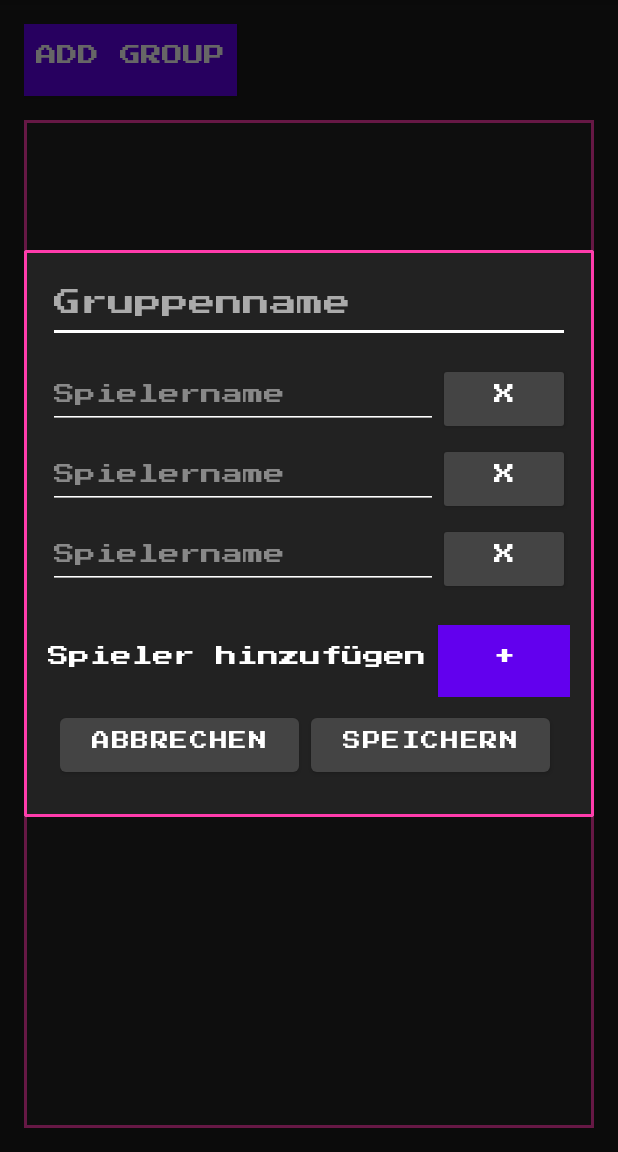
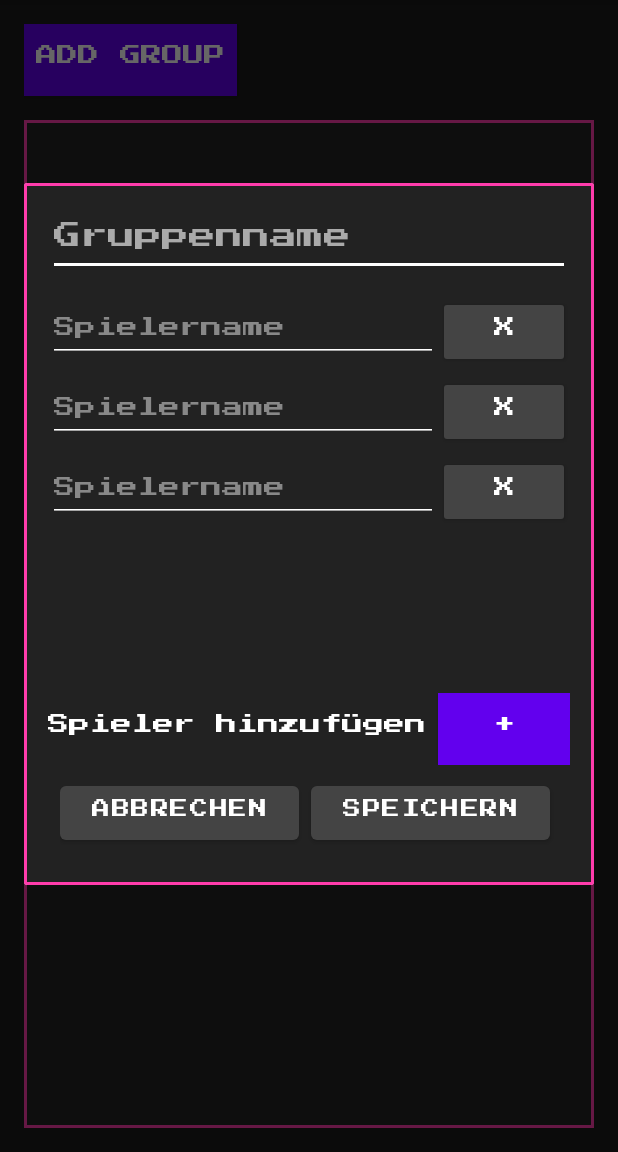
Before and after one commit to icedpotat/Impostata, an Android app: the GroupActivity screen opened directly, with no data from a screen before it, after a tap on "ADD GROUP", on a phone screen of 412 x 824 dp, the part 84-1236 px from its top. Run offline under Robolectric (Android 15) with nearby library versions, the phone set to English and light mode, and no system bars; our stand-ins replace Room's generated code; libraries missing offline, so code that uses them is left out: androidx.room.util.

Commit message:
Combined Group edit and add dialog

```diff
--- a/app/src/main/java/ch/spitalstsag/impostata/GroupActivity.kt
+++ b/app/src/main/java/ch/spitalstsag/impostata/GroupActivity.kt
@@ -26,6 +26,7 @@ import androidx.core.content.res.ResourcesCompat
 import androidx.core.view.children
 import androidx.room.util.copy
 import android.util.Log
+import android.view.View
 
 
 class GroupActivity : AppCompatActivity() {
@@ -43,8 +44,16 @@ class GroupActivity : AppCompatActivity() {
         displayGroups(container)
 
         val addGroupButton = findViewById<Button>(R.id.addGroupButton)
-        addGroupButton.setOnClickListener { showAddGroupDialog()
-        Log.d("AddGroupButton","Clicked")
+        addGroupButton.setOnClickListener {
+            showGroupDialog(
+                onSave = { newGroup ->
+                    groups.add(newGroup)
+                    saveGroups(this, groups)
+                    displayGroups(findViewById(R.id.groupListContainer))
+                }
+            )
+
+            Log.d("AddGroupButton","Clicked")
         }
 
     }
@@ -59,7 +68,20 @@ class GroupActivity : AppCompatActivity() {
 
             // Edit button listener
             view.findViewById<Button>(R.id.editGroupBtn).setOnClickListener {
-                showEditGroupDialog(index)
+                showGroupDialog(
+                    initialGroup = groups[index],
+                    onSave = { updatedGroup ->
+                        groups[index] = updatedGroup
+                        saveGroups(this, groups)
+                        displayGroups(findViewById(R.id.groupListContainer))
+                    },
+                    onDelete = {
+                        groups.removeAt(index)
+                        saveGroups(this, groups)
+                        displayGroups(findViewById(R.id.groupListContainer))
+                    }
+                )
+
             }
 
             // Group card click - select group and return
@@ -72,21 +94,34 @@ class GroupActivity : AppCompatActivity() {
     }
 
 
-    private fun showAddGroupDialog() {
+    private fun showGroupDialog(
+        initialGroup: Group? = null,
+        onSave: (Group) -> Unit,
+        onDelete: (() -> Unit)? = null
+    ) {
         val dialogView = layoutInflater.inflate(R.layout.dialog_add_group, null)
         val nameInput = dialogView.findViewById<EditText>(R.id.editGroupName)
         val addPlayerButton = dialogView.findViewById<Button>(R.id.btnAddPlayer)
         val playerContainer = dialogView.findViewById<LinearLayout>(R.id.playerInputsContainer)
+        val deleteButton = dialogView.findViewById<Button?>(R.id.btnDelete)
 
-        // Add first 3 input fields by default
-        repeat(3) { addPlayerInput(playerContainer) }
-        Log.d("PlayerContainer","Populated")
+        if (initialGroup != null) {
+            nameInput.setText(initialGroup.name)
+            initialGroup.players.forEach { player ->
+                addPlayerInput(playerContainer, player.name)
+            }
+            deleteButton.visibility = View.VISIBLE
+        } else {
+            repeat(3) { addPlayerInput(playerContainer) }
+            deleteButton.visibility = View.GONE
+        }
 
         addPlayerButton.setOnClickListener {
             if (playerContainer.childCount < 20) {
                 addPlayerInput(playerContainer)
             }
         }
+
         val dialog = AlertDialog.Builder(this)
             .setView(dialogView)
             .create()
@@ -113,7 +148,6 @@ class GroupActivity : AppCompatActivity() {
             btn.maxLines = 1
         }
 
-        // Add group logic
         addButton.setOnClickListener {
             val groupName = nameInput.text.toString().trim()
             val playerNames = playerContainer.children
@@ -128,27 +162,31 @@ class GroupActivity : AppCompatActivity() {
                 .filter { it.isNotEmpty() }
 
             if (groupName.isNotEmpty() && !playerNames.none()) {
-                val newGroup = Group(
+                val group = Group(
                     name = groupName,
-                    colorHex = getRandomColorHex(),
+                    colorHex = initialGroup?.colorHex ?: getRandomColorHex(),
                     players = playerNames.map { Player(it) }.toMutableList()
                 )
-                groups.add(newGroup)
-                Log.d("New Group",newGroup.toString())
-                saveGroups(this, groups)
-                displayGroups(findViewById(R.id.groupListContainer))
+                onSave(group)
+                dialog.dismiss()
+            } else {
+                Toast.makeText(this, "Bitte Gruppennamen und Spieler eingeben", Toast.LENGTH_SHORT).show()
             }
-            dialog.dismiss()
         }
 
         cancelButton.setOnClickListener {
             dialog.dismiss()
         }
 
+        deleteButton?.setOnClickListener {
+            onDelete?.invoke()
+            dialog.dismiss()
+        }
+
         dialog.show()
     }
 
-    private fun addPlayerInput(container: LinearLayout) {
+    private fun addPlayerInput(container: LinearLayout, name: String = "") {
         val row = LinearLayout(this).apply {
             orientation = LinearLayout.HORIZONTAL
             layoutParams = LinearLayout.LayoutParams(
@@ -159,37 +197,36 @@ class GroupActivity : AppCompatActivity() {
 
         val input = EditText(this).apply {
             hint = "Spielername"
+            setText(name)
             inputType = InputType.TYPE_CLASS_TEXT
             setTextColor(ContextCompat.getColor(context, R.color.pixel_text))
             setHintTextColor(Color.GRAY)
             backgroundTintList = ColorStateList.valueOf(ContextCompat.getColor(context, R.color.pixel_text))
             typeface = ResourcesCompat.getFont(context, R.font.pixel_font)
             textSize = 14f
-            layoutParams = LinearLayout.LayoutParams(LinearLayout.LayoutParams.MATCH_PARENT, LinearLayout.LayoutParams.WRAP_CONTENT, 1f)
-
+            layoutParams = LinearLayout.LayoutParams(0, LinearLayout.LayoutParams.WRAP_CONTENT, 1f)
         }
 
-        val deleteBtn = Button(this, null, 0, R.style.PixelXButton)
-
-        deleteBtn.text = "x"
-        deleteBtn.setTextColor(ContextCompat.getColor(this, R.color.pixel_text))
-        deleteBtn.backgroundTintList = ColorStateList.valueOf("#444444".toColorInt())
-        deleteBtn.typeface = ResourcesCompat.getFont(this, R.font.pixel_font)
-        deleteBtn.textSize = 14f
-        deleteBtn.setOnClickListener {
+        val deleteBtn = Button(this, null, 0, R.style.PixelXButton).apply {
+            text = "x"
+            setTextColor(ContextCompat.getColor(this@GroupActivity, R.color.pixel_text))
+            backgroundTintList = ColorStateList.valueOf("#444444".toColorInt())
+            typeface = ResourcesCompat.getFont(this@GroupActivity, R.font.pixel_font)
+            textSize = 14f
+            setOnClickListener {
                 if (container.childCount > 3) {
                     container.removeView(row)
                 } else {
-                    Toast.makeText(this, "Mindestens 3 Spieler benötigt", Toast.LENGTH_SHORT).show()
+                    Toast.makeText(this@GroupActivity, "Mindestens 3 Spieler benötigt", Toast.LENGTH_SHORT).show()
                 }
             }
-
+        }
 
         row.addView(input)
         row.addView(deleteBtn)
         container.addView(row)
+    }
 
-    }
 
 
     private fun getRandomColorHex(): String {
--- a/app/src/main/res/layout/dialog_add_group.xml
+++ b/app/src/main/res/layout/dialog_add_group.xml
@@ -20,13 +20,21 @@
         android:backgroundTint="@color/pixel_text"
         android:fontFamily="@font/pixel_font" />
 
-    <LinearLayout
-        android:id="@+id/playerInputsContainer"
+    <ScrollView
         android:layout_width="match_parent"
-        android:layout_height="wrap_content"
-        android:orientation="vertical"
+        android:layout_height="250dp"
         android:layout_marginTop="8dp"
-        android:layout_marginBottom="8dp" />
+        android:layout_marginBottom="8dp"
+        android:fadeScrollbars="false"
+        android:scrollbars="vertical">
+
+        <LinearLayout
+            android:id="@+id/playerInputsContainer"
+            android:layout_width="match_parent"
+            android:layout_height="wrap_content"
+            android:orientation="vertical" />
+    </ScrollView>
+
 
     <LinearLayout
         android:layout_width="match_parent"
@@ -52,6 +60,19 @@
             android:text="+"
             style="@style/PixelButton" />
     </LinearLayout>
+
+    <Button
+        android:id="@+id/btnDelete"
+        android:layout_width="match_parent"
+        android:layout_height="wrap_content"
+        android:text="Gruppe löschen"
+        android:visibility="gone"
+        android:layout_marginTop="12dp"
+        android:textColor="@color/pixel_text"
+        android:fontFamily="@font/pixel_font"
+        android:textSize="14sp"
+        android:backgroundTint="#444444"/>
+
     <include layout="@layout/dialog_buttons_horizontal" />
 
 </LinearLayout>
```
